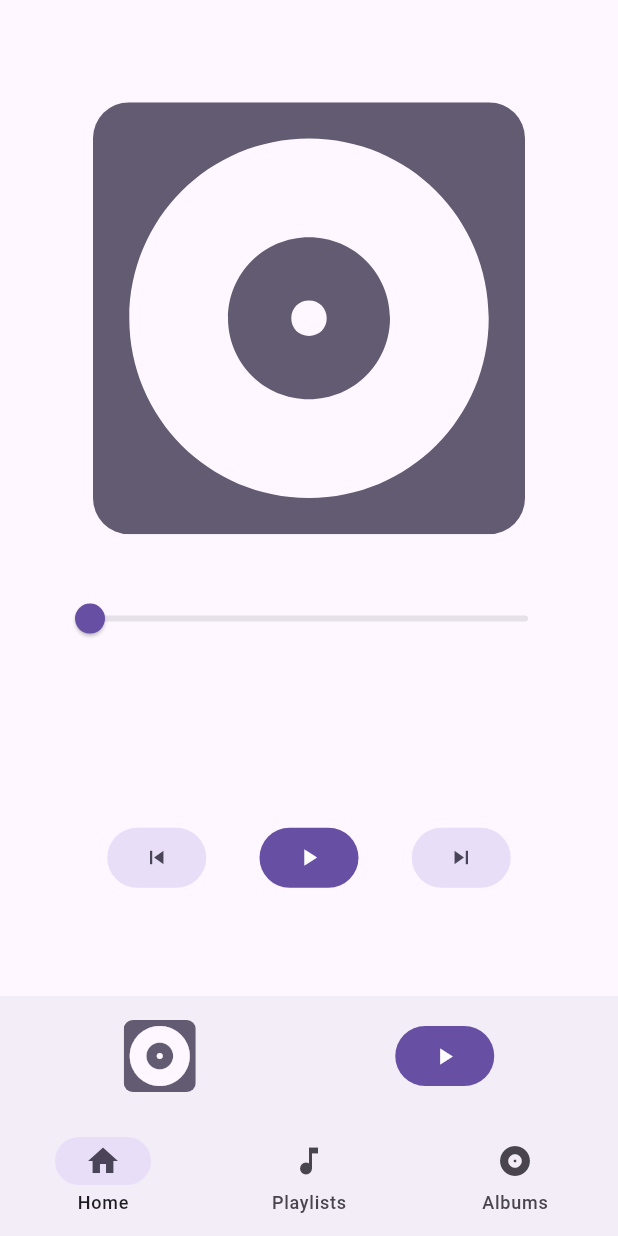
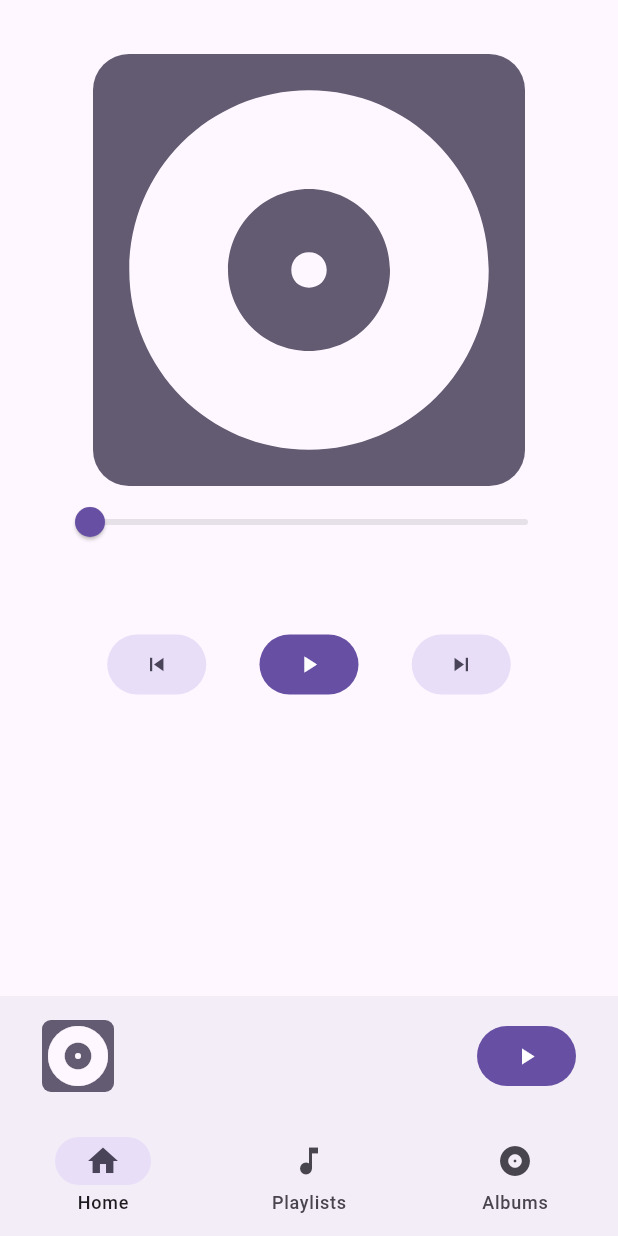
Before and after one commit to ulysg/k19-player, a Flutter app: the screen it shows after launch, on a phone screen of 412 x 824 dp. Run offline on Flutter 3.47's test engine with Material 3 defaults, Android fonts, the phone set to English and light mode, and no system bars; drawn by our look-alikes of dynamic_color; our stand-ins replace just_audio, just_audio_background.

Commit message:
Added bottom sheep for player

```diff
--- /dev/null
+++ b/devtools_options.yaml
@@ -0,0 +1 @@
+extensions:
--- a/lib/main.dart
+++ b/lib/main.dart
@@ -40,15 +40,18 @@ class MainApp extends StatelessWidget {
           bottomNavigationBar: NavigationBar(
             onDestinationSelected: (int index) {
             },
+
             destinations: const <Widget>[
               NavigationDestination(
                 icon: Icon(Icons.home),
                 label: 'Home',
               ),
+
               NavigationDestination(
                 icon: Icon(Icons.music_note),
                 label: 'Playlists',
               ),
+
               NavigationDestination(
                 icon: Icon(Icons.album),
                 label: 'Albums',
@@ -56,10 +59,14 @@ class MainApp extends StatelessWidget {
             ],
           ),
 
-          body: Scaffold(
-            bottomNavigationBar: BottomAppBar(child: SmallPlayer(),),
-            body: Player(),
-          ),
+          body: const Column(
+            mainAxisAlignment: MainAxisAlignment.spaceBetween,
+
+            children: [
+              Player(),
+              SmallPlayer()
+            ],
+          )
         ),
       );
     });
--- a/lib/widgets/small_player.dart
+++ b/lib/widgets/small_player.dart
@@ -1,5 +1,6 @@
 import "package:flutter/material.dart";
 import "package:k19_player/models/player_model.dart";
+import "package:k19_player/widgets/player.dart";
 import "package:provider/provider.dart";
 
 class SmallPlayer extends StatelessWidget {
@@ -9,8 +10,19 @@ class SmallPlayer extends StatelessWidget {
 
   @override
   Widget build(BuildContext context) {
-    return Row(
-      mainAxisAlignment: MainAxisAlignment.spaceEvenly,
+    return InkWell(
+      onTap: () {
+         Scaffold.of(context).showBottomSheet((builder) {
+          return const Player();
+         });
+      },
+
+      child: BottomAppBar(
+        child: Container(
+          margin: const EdgeInsets.symmetric(horizontal: 12, vertical: 0),
+
+          child: Row(
+            mainAxisAlignment: MainAxisAlignment.spaceBetween,
 
             children: [
               ClipRRect(
@@ -28,7 +40,9 @@ class SmallPlayer extends StatelessWidget {
                     }
 
                     return Container(
-                decoration: BoxDecoration(color: Theme.of(context).colorScheme.secondary),
+                      decoration: BoxDecoration(
+                        color: Theme.of(context).colorScheme.secondary
+                      ),
                       child: Icon(
                         Icons.album,
                         size: 48,
@@ -74,6 +88,9 @@ class SmallPlayer extends StatelessWidget {
                 }
               ),
             ]
+          ),
+        )
+      ),
     );
   }
 }
```
Lines whose indentation alone changed are shown as unchanged.
